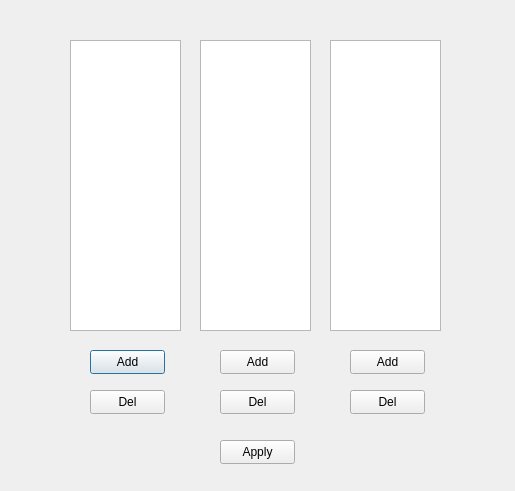
This is FilterDialog.ui in RauchendeKanonen/qcanobserver as Qt 5 draws it before an edit. The edited form follows.
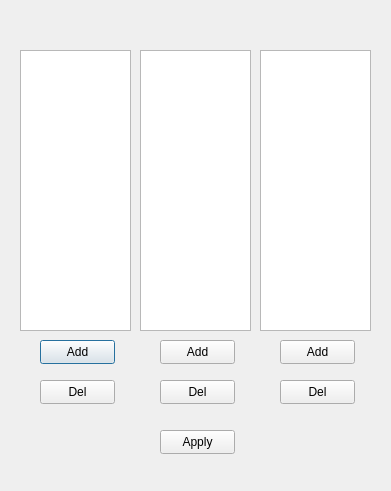
This is the edited form. Custom widgets are drawn as their Qt base class.

Patch:
```diff
--- a/FilterDialog.ui
+++ b/FilterDialog.ui
@@ -6,7 +6,7 @@
    <rect>
     <x>0</x>
     <y>0</y>
-    <width>515</width>
+    <width>391</width>
     <height>491</height>
    </rect>
   </property>
@@ -16,38 +16,38 @@
   <widget class="QListWidget" name="lstInputFilter">
    <property name="geometry">
     <rect>
-     <x>70</x>
-     <y>40</y>
+     <x>20</x>
+     <y>50</y>
      <width>111</width>
-     <height>291</height>
+     <height>281</height>
     </rect>
    </property>
   </widget>
   <widget class="QListWidget" name="lstDatabaseOutputFilter">
    <property name="geometry">
     <rect>
-     <x>200</x>
-     <y>40</y>
+     <x>140</x>
+     <y>50</y>
      <width>111</width>
-     <height>291</height>
+     <height>281</height>
     </rect>
    </property>
   </widget>
   <widget class="QListWidget" name="lstGraphicInputFilter">
    <property name="geometry">
     <rect>
-     <x>330</x>
-     <y>40</y>
+     <x>260</x>
+     <y>50</y>
      <width>111</width>
-     <height>291</height>
+     <height>281</height>
     </rect>
    </property>
   </widget>
   <widget class="QPushButton" name="AddInputFilter">
    <property name="geometry">
     <rect>
-     <x>90</x>
-     <y>350</y>
+     <x>40</x>
+     <y>340</y>
      <width>75</width>
      <height>24</height>
     </rect>
@@ -59,8 +59,8 @@
   <widget class="QPushButton" name="DelInputFilter">
    <property name="geometry">
     <rect>
-     <x>90</x>
-     <y>390</y>
+     <x>40</x>
+     <y>380</y>
      <width>75</width>
      <height>24</height>
     </rect>
@@ -72,8 +72,8 @@
   <widget class="QPushButton" name="DelDataVaseOutputFilter">
    <property name="geometry">
     <rect>
-     <x>220</x>
-     <y>390</y>
+     <x>160</x>
+     <y>380</y>
      <width>75</width>
      <height>24</height>
     </rect>
@@ -85,8 +85,8 @@
   <widget class="QPushButton" name="AddDataBaseOutputFilter">
    <property name="geometry">
     <rect>
-     <x>220</x>
-     <y>350</y>
+     <x>160</x>
+     <y>340</y>
      <width>75</width>
      <height>24</height>
     </rect>
@@ -98,8 +98,8 @@
   <widget class="QPushButton" name="DelGraphicInputFilter">
    <property name="geometry">
     <rect>
-     <x>350</x>
-     <y>390</y>
+     <x>280</x>
+     <y>380</y>
      <width>75</width>
      <height>24</height>
     </rect>
@@ -111,8 +111,8 @@
   <widget class="QPushButton" name="AddGraphicInputFilter">
    <property name="geometry">
     <rect>
-     <x>350</x>
-     <y>350</y>
+     <x>280</x>
+     <y>340</y>
      <width>75</width>
      <height>24</height>
     </rect>
@@ -124,8 +124,8 @@
   <widget class="QPushButton" name="pushButton">
    <property name="geometry">
     <rect>
-     <x>220</x>
-     <y>440</y>
+     <x>160</x>
+     <y>430</y>
      <width>75</width>
      <height>24</height>
     </rect>
@@ -137,30 +137,30 @@
   <widget class="QwtTextLabel" name="HWFilterText">
    <property name="geometry">
     <rect>
-     <x>70</x>
+     <x>20</x>
      <y>10</y>
      <width>111</width>
-     <height>20</height>
+     <height>31</height>
     </rect>
    </property>
   </widget>
   <widget class="QwtTextLabel" name="DBFilterText">
    <property name="geometry">
     <rect>
-     <x>200</x>
+     <x>140</x>
      <y>10</y>
      <width>111</width>
-     <height>20</height>
+     <height>31</height>
     </rect>
    </property>
   </widget>
   <widget class="QwtTextLabel" name="GraphicFilterText">
    <property name="geometry">
     <rect>
-     <x>330</x>
+     <x>260</x>
      <y>10</y>
      <width>111</width>
-     <height>20</height>
+     <height>31</height>
     </rect>
    </property>
   </widget>
```
